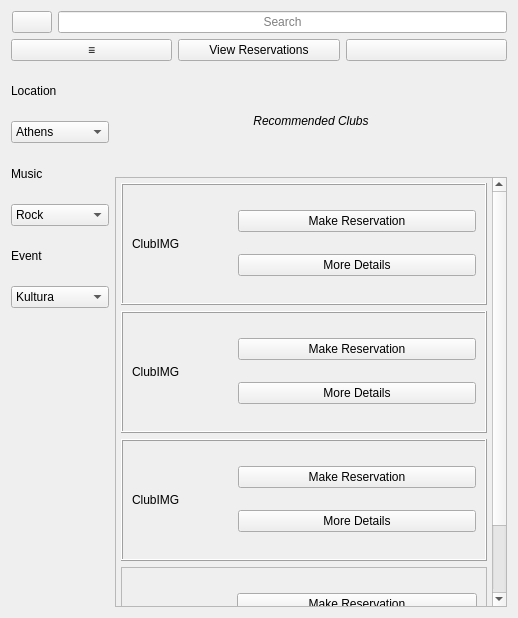
Above: 3rd_Deliverable/gui/homepage.ui from nderekk/ByNight before the change. Below: the same form after it.
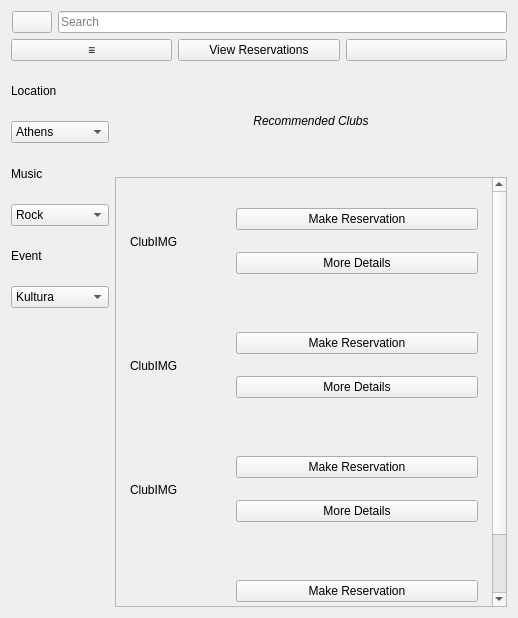
That is the form after the change. Icons and pictures are not drawn.

Commit message: created folders

Diff of the .ui file:
```diff
--- a/3rd_Deliverable/gui/homepage.ui
+++ b/3rd_Deliverable/gui/homepage.ui
@@ -17,7 +17,7 @@
    <item>
     <layout class="QHBoxLayout" name="horizontalLayout">
      <property name="sizeConstraint">
-      <enum>QLayout::SizeConstraint::SetMinAndMaxSize</enum>
+      <enum>QLayout::SetDefaultConstraint</enum>
      </property>
      <property name="leftMargin">
       <number>1</number>
@@ -34,9 +34,6 @@
      </item>
      <item>
       <widget class="QLineEdit" name="searchLineEdit">
-       <property name="alignment">
-        <set>Qt::AlignmentFlag::AlignCenter</set>
-       </property>
        <property name="placeholderText">
         <string>Search</string>
        </property>
@@ -188,7 +185,7 @@
         <number>2</number>
        </property>
        <property name="sizeConstraint">
-        <enum>QLayout::SizeConstraint::SetFixedSize</enum>
+        <enum>QLayout::SetDefaultConstraint</enum>
        </property>
        <item>
         <widget class="QLabel" name="recClubsText">
@@ -216,8 +213,8 @@
            <rect>
             <x>0</x>
             <y>0</y>
-            <width>379</width>
-            <height>514</height>
+            <width>378</width>
+            <height>500</height>
            </rect>
           </property>
           <layout class="QVBoxLayout" name="verticalLayout_4">
@@ -236,10 +233,7 @@
            <item>
             <widget class="QFrame" name="clubCard1">
              <property name="frameShape">
-              <enum>QFrame::Shape::Box</enum>
-             </property>
-             <property name="frameShadow">
-              <enum>QFrame::Shadow::Raised</enum>
+              <enum>QFrame::NoFrame</enum>
              </property>
              <layout class="QHBoxLayout" name="horizontalLayout_6">
               <item>
@@ -285,10 +279,7 @@
            <item>
             <widget class="QFrame" name="clubCard1_2">
              <property name="frameShape">
-              <enum>QFrame::Shape::Box</enum>
-             </property>
-             <property name="frameShadow">
-              <enum>QFrame::Shadow::Raised</enum>
+              <enum>QFrame::NoFrame</enum>
              </property>
              <layout class="QHBoxLayout" name="horizontalLayout_7">
               <item>
@@ -334,10 +325,7 @@
            <item>
             <widget class="QFrame" name="clubCard1_3">
              <property name="frameShape">
-              <enum>QFrame::Shape::Box</enum>
-             </property>
-             <property name="frameShadow">
-              <enum>QFrame::Shadow::Raised</enum>
+              <enum>QFrame::NoFrame</enum>
              </property>
              <layout class="QHBoxLayout" name="horizontalLayout_8">
               <item>
@@ -383,10 +371,7 @@
            <item>
             <widget class="QFrame" name="frame">
              <property name="frameShape">
-              <enum>QFrame::Shape::StyledPanel</enum>
-             </property>
-             <property name="frameShadow">
-              <enum>QFrame::Shadow::Raised</enum>
+              <enum>QFrame::NoFrame</enum>
              </property>
              <layout class="QHBoxLayout" name="horizontalLayout_5">
               <item>
```
Left out of the diff: 8 changed lines with no effect on the pictures. The commit also changes 1 other file.
